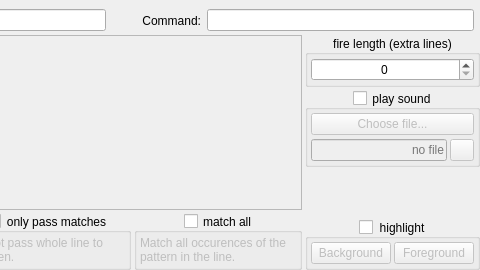
Before: the Qt Designer form src/ui/triggers_main_area.ui in Mudlet/Mudlet, drawn with Qt 5; both pictures show x 210 to 690 and y 0 to 270 of the 690 by 270 pixel window.
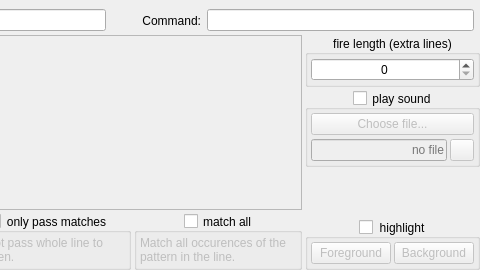
After: the same form once the commit is applied. Icons and pictures are not drawn.

Commit message: Fix labels on color buttons

```diff
--- a/src/ui/triggers_main_area.ui
+++ b/src/ui/triggers_main_area.ui
@@ -650,7 +650,7 @@
             </sizepolicy>
            </property>
            <property name="text">
-            <string>Background</string>
+            <string>Foreground</string>
            </property>
           </widget>
          </item>
@@ -663,7 +663,7 @@
             </sizepolicy>
            </property>
            <property name="text">
-            <string>Foreground</string>
+            <string>Background</string>
            </property>
            <property name="flat">
             <bool>false</bool>
```
